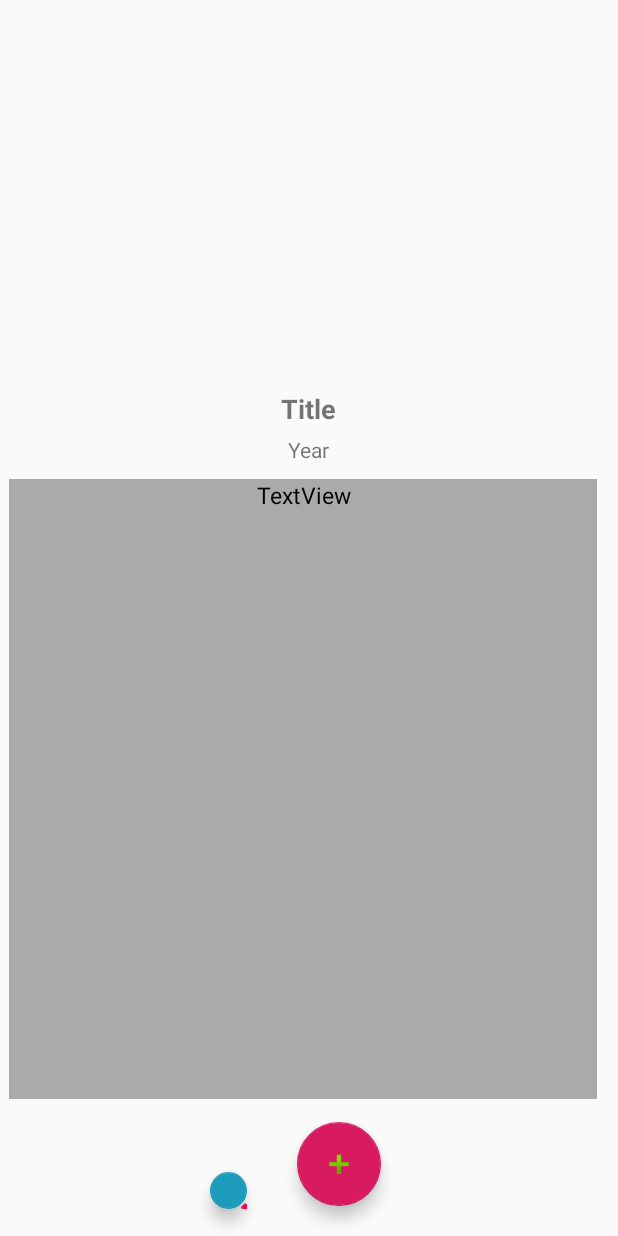
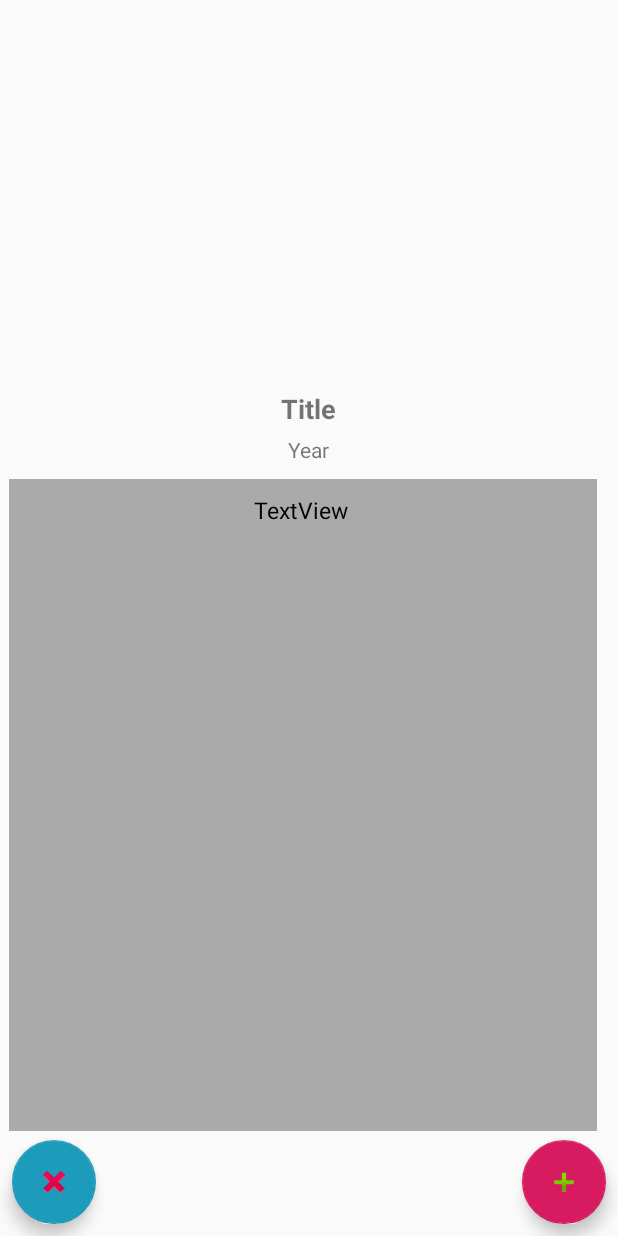
Before and after one commit to TumoM/AAP-Capstone-Movie-Quick-Search, an Android app: the layout activity_details.xml on its own in the app's theme, with its tools: preview values and no code run, on a phone screen of 412 x 824 dp. Run offline under Robolectric (Android 15) with nearby library versions, the phone set to English and light mode, and no system bars.

Commit message:
Remove feature and button appearance both fixed!! Base app working!!!

```diff
--- a/Main-Working/app/src/main/res/layout/activity_details.xml
+++ b/Main-Working/app/src/main/res/layout/activity_details.xml
@@ -8,7 +8,10 @@
 
     <RelativeLayout
         android:layout_width="match_parent"
-        android:layout_height="match_parent">
+        android:layout_height="match_parent"
+        app:layout_constraintBottom_toBottomOf="parent"
+        app:layout_constraintTop_toTopOf="parent"
+        tools:layout_editor_absoluteX="62dp">
 
         <ImageView
             android:id="@+id/movieImage"
@@ -38,32 +41,33 @@
             android:layout_width="wrap_content"
             android:layout_height="wrap_content"
             android:layout_below="@id/movieTitle"
+            android:layout_centerHorizontal="true"
             android:layout_marginTop="5dp"
-            android:layout_centerHorizontal="true"
-            android:text="Year"
-            />
+            android:text="Year" />
 
         <TextView
             android:id="@+id/plotText"
             android:layout_width="199dp"
             android:layout_height="wrap_content"
-            android:layout_above="@+id/favouriteAddBT"
+            android:layout_above="@id/favouriteDeleteBT"
             android:layout_below="@+id/movieYear"
             android:layout_alignParentStart="true"
             android:layout_alignParentEnd="true"
             android:layout_centerHorizontal="true"
+            android:paddingHorizontal="15dp"
+            android:paddingVertical="10dp"
             android:layout_marginStart="6dp"
             android:layout_marginLeft="15dp"
             android:layout_marginTop="10dp"
             android:layout_marginEnd="14dp"
             android:layout_marginRight="15dp"
-            android:layout_marginBottom="15dp"
+            android:layout_marginBottom="6dp"
             android:background="@android:color/darker_gray"
             android:fadeScrollbars="true"
             android:lineSpacingExtra="8sp"
             android:scrollbarAlwaysDrawVerticalTrack="true"
             android:scrollbarDefaultDelayBeforeFade="5000"
-            android:scrollbarStyle="outsideOverlay"
+            android:scrollbarStyle="outsideInset"
             android:scrollbars="vertical"
             android:text="TextView"
             android:textAlignment="center"
@@ -77,14 +81,14 @@
             android:layout_height="wrap_content"
             android:layout_alignParentStart="true"
             android:layout_alignParentBottom="true"
-            android:layout_marginStart="140dp"
-            android:layout_marginEnd="33dp"
-            android:layout_marginBottom="18dp"
-            android:layout_toStartOf="@+id/favouriteAddBT"
+            android:layout_marginStart="8dp"
+            android:layout_marginBottom="8dp"
             android:clickable="true"
             android:onClick="removeClick"
             app:backgroundTint="@color/colorPrimary"
-            app:srcCompat="@android:drawable/ic_delete" />
+            app:srcCompat="@android:drawable/ic_delete"
+            tools:layout_editor_absoluteX="140dp"
+            tools:layout_editor_absoluteY="644dp" />
 
         <android.support.design.widget.FloatingActionButton
             android:id="@+id/favouriteAddBT"
@@ -92,11 +96,13 @@
             android:layout_height="wrap_content"
             android:layout_alignParentEnd="true"
             android:layout_alignParentBottom="true"
-            android:layout_marginEnd="158dp"
-            android:layout_marginBottom="20dp"
+            android:layout_marginEnd="8dp"
+            android:layout_marginBottom="8dp"
             android:clickable="true"
             android:onClick="addClick"
-            app:srcCompat="@android:drawable/ic_input_add" />
+            app:srcCompat="@android:drawable/ic_input_add"
+            tools:layout_editor_absoluteX="226dp"
+            tools:layout_editor_absoluteY="644dp" />
 
 
     </RelativeLayout>
```
